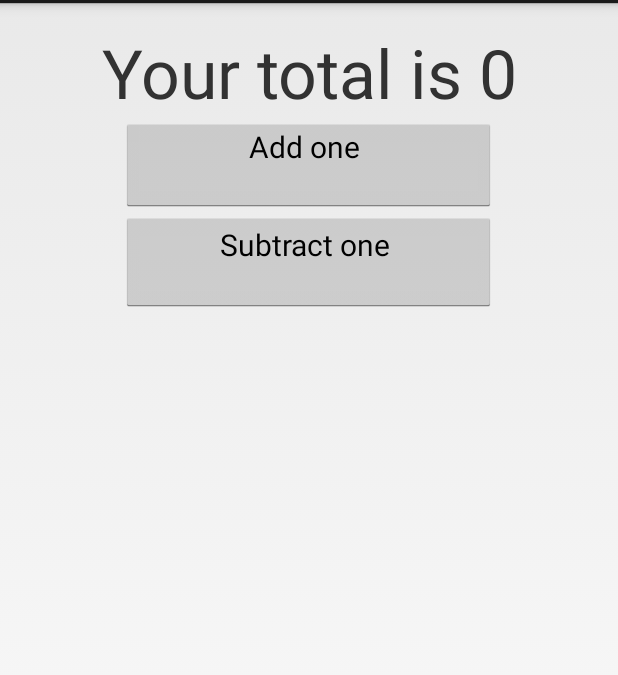
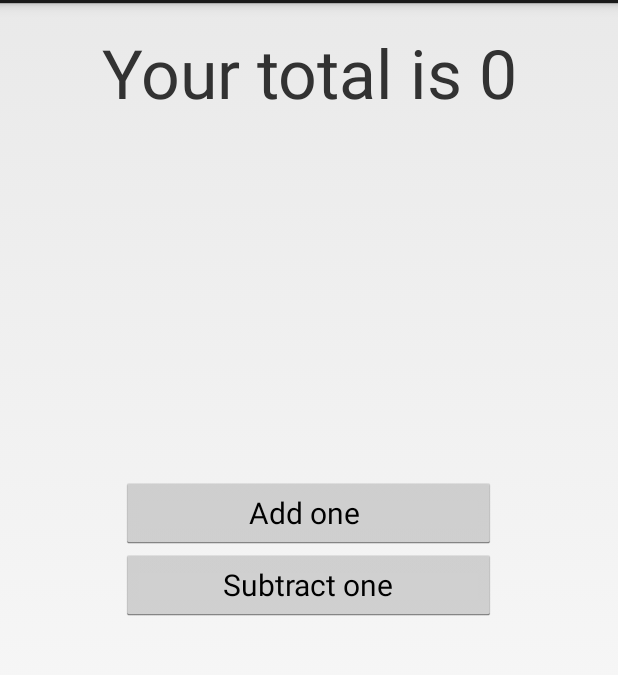
Before and after one commit to vrcaciuc/MyApplication2, an Android app: the screen it shows after launch (MainActivity), on a phone screen of 412 x 824 dp, the part 69-744 px from its top. Run offline under Robolectric (Android 15) with nearby library versions, the phone set to English and light mode, and no system bars.

Commit message:
Move buttons in the layout file

```diff
--- a/app/src/main/java/ua/edu/myapplication2/app/Splash.java
+++ b/app/src/main/java/ua/edu/myapplication2/app/Splash.java
@@ -17,6 +17,9 @@ public class Splash extends Activity {
                 try{
                     sleep(1000);
 
+
+
+
                 }catch(InterruptedException e){
                     e.printStackTrace();
                 }finally{
--- a/app/src/main/res/layout/activity_main.xml
+++ b/app/src/main/res/layout/activity_main.xml
@@ -2,7 +2,7 @@
     xmlns:tools="http://schemas.android.com/tools"
     android:orientation="vertical"
     android:layout_width="fill_parent"
-    android:layout_height="wrap_content"
+    android:layout_height="match_parent"
     android:paddingLeft="@dimen/activity_horizontal_margin"
     android:paddingRight="@dimen/activity_horizontal_margin"
     android:paddingTop="@dimen/activity_vertical_margin"
@@ -17,26 +17,24 @@
         android:gravity="center"
         android:id="@+id/tvDisplay"
 
-    />
+        android:layout_alignParentTop="true"
+        android:layout_alignParentLeft="true"
+        android:layout_alignParentStart="true" />
     <Button
         android:layout_width="250dp"
         android:layout_height="wrap_content"
-        android:text="Add one &#xA; "
-        android:includeFontPadding="false"
-        android:gravity="center_vertical|center_horizontal"
-        android:layout_centerHorizontal="true"
+        android:text="Add one "
         android:textSize="20dp"
         android:id="@+id/badd"
-        android:layout_below="@+id/tvDisplay"
-        android:layout_alignLeft="@+id/bsub"
-        android:layout_alignStart="@+id/bsub" />
+        android:layout_above="@+id/bsub"
+        android:layout_centerHorizontal="true" />
     <Button
         android:layout_width="250dp"
         android:layout_height="wrap_content"
-        android:text="Subtract one &#xA; "
+        android:text="Subtract one"
         android:layout_gravity="center"
         android:textSize="20dp"
         android:id="@+id/bsub"
-        android:layout_below="@+id/badd"
+        android:layout_centerVertical="true"
         android:layout_centerHorizontal="true" />
 </RelativeLayout>
```
Also changed, not shown: 1 other file.
